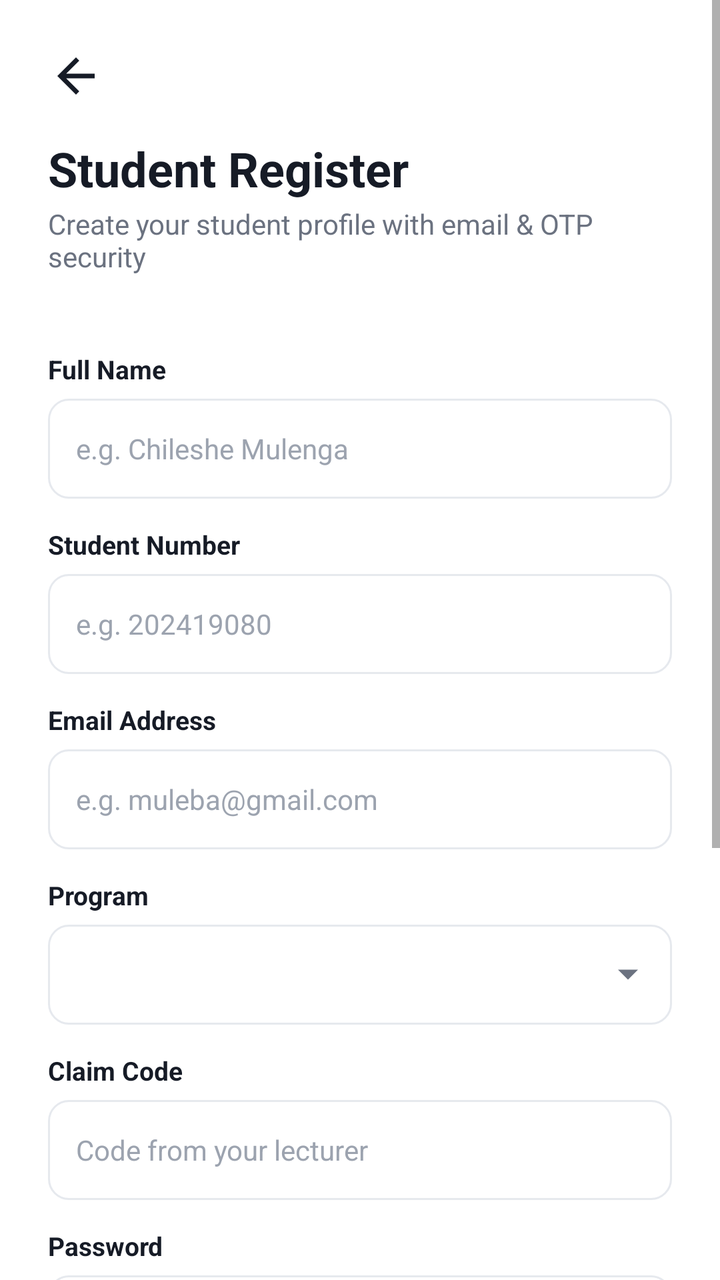
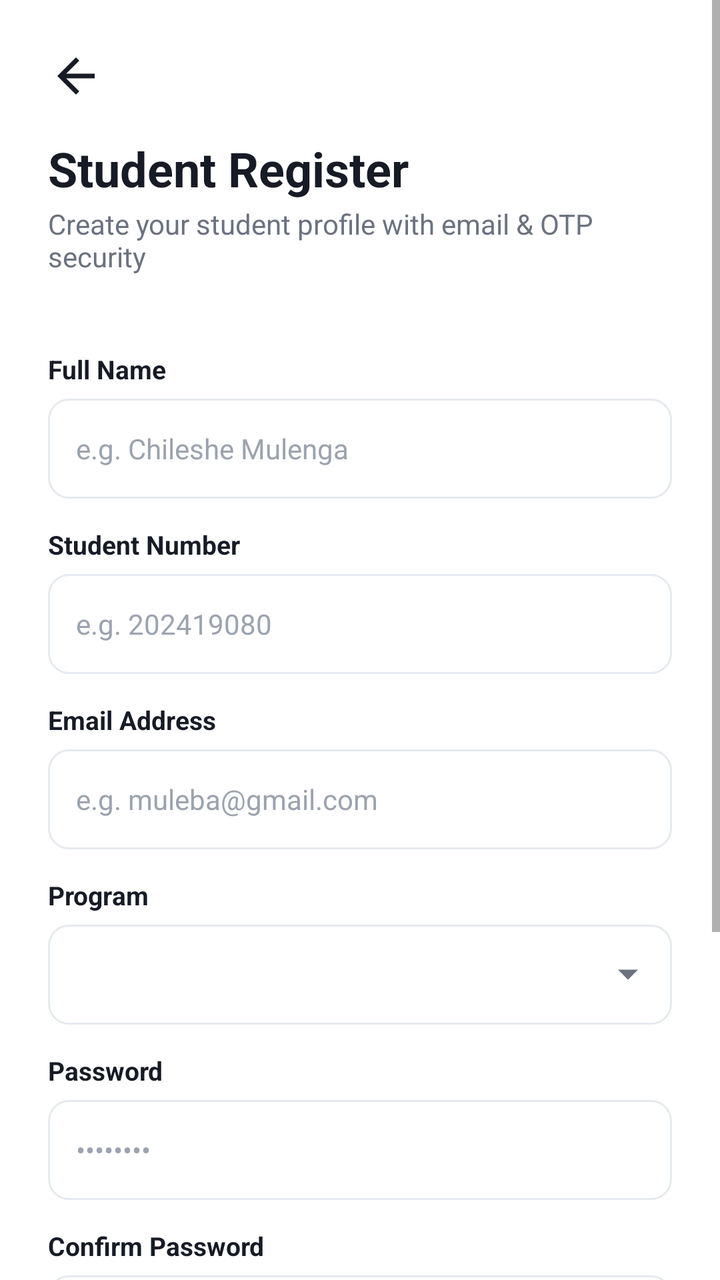

Before-and-after screenshots of an Android layout around one commit, followed by the original layout XML and the change that was made.
<!-- AndroidManifest.xml: application theme Theme.CampusApp -->
<!-- res/layout/activity_student_register.xml -->
<?xml version="1.0" encoding="utf-8"?>
<ScrollView xmlns:android="http://schemas.android.com/apk/res/android"
    xmlns:app="http://schemas.android.com/apk/res-auto"
    android:layout_width="match_parent"
    android:layout_height="match_parent"
    android:background="@color/white">

    <LinearLayout
        android:layout_width="match_parent"
        android:layout_height="wrap_content"
        android:orientation="vertical"
        android:padding="24dp">

        <ImageView
            android:id="@+id/btnBack"
            android:layout_width="28dp"
            android:layout_height="28dp"
            android:src="@drawable/ic_back"
            app:tint="@color/text_dark"
            android:layout_marginBottom="16dp"/>

        <TextView
            android:layout_width="wrap_content"
            android:layout_height="wrap_content"
            android:text="Student Register"
            android:textColor="@color/text_dark"
            android:textSize="24sp"
            android:textStyle="bold"/>

        <TextView
            android:layout_width="wrap_content"
            android:layout_height="wrap_content"
            android:layout_marginTop="2dp"
            android:layout_marginBottom="24dp"
            android:text="Create your student profile with email &amp; OTP security"
            android:textColor="@color/text_gray"
            android:textSize="14sp"/>

        <TextView style="@style/InputLabel" android:text="Full Name"/>
        <EditText android:id="@+id/etFullName" style="@style/InputField"
            android:hint="e.g. Chileshe Mulenga" android:inputType="textPersonName|textCapWords"/>

        <TextView style="@style/InputLabel" android:text="Student Number"/>
        <EditText android:id="@+id/etStudentNumber" style="@style/InputField"
            android:hint="e.g. 202419080" android:inputType="number"/>

        <TextView style="@style/InputLabel" android:text="Email Address"/>
        <EditText android:id="@+id/etEmail" style="@style/InputField"
            android:hint="e.g. muleba@gmail.com" android:inputType="textEmailAddress"/>

        <TextView style="@style/InputLabel" android:text="Program"/>
        <include layout="@layout/view_program_spinner"/>

        <TextView style="@style/InputLabel" android:text="Claim Code"/>
        <EditText android:id="@+id/etClaimCode" style="@style/InputField"
            android:hint="Code from your lecturer" android:inputType="textCapCharacters"/>

        <TextView style="@style/InputLabel" android:text="Password"/>
        <EditText android:id="@+id/etPassword" style="@style/InputField"
            android:hint="••••••••" android:inputType="textPassword"/>

        <TextView style="@style/InputLabel" android:text="Confirm Password"/>
        <EditText android:id="@+id/etConfirmPassword" style="@style/InputField"
            android:hint="••••••••" android:inputType="textPassword"/>

        <Button
            android:id="@+id/btnCreateAccount"
            android:layout_width="match_parent"
            android:layout_height="52dp"
            android:layout_marginTop="16dp"
            android:background="@drawable/bg_button_blue"
            android:backgroundTint="@null"
            app:backgroundTint="@null"
            android:text="Create account"
            android:textAllCaps="false"
            android:textColor="@color/white"
            android:textStyle="bold"
            android:elevation="0dp"/>

        <Button
            android:id="@+id/btnSaveDraft"
            android:layout_width="match_parent"
            android:layout_height="52dp"
            android:layout_marginTop="10dp"
            android:background="@drawable/bg_button_outline"
            android:text="Save draft"
            android:textAllCaps="false"
            android:textColor="@color/text_dark"
            android:elevation="0dp"/>

        <TextView
            android:id="@+id/tvLogin"
            android:layout_width="wrap_content"
            android:layout_height="wrap_content"
            android:layout_gravity="center_horizontal"
            android:layout_marginTop="18dp"
            android:text="Already registered? Log in"
            android:textColor="@color/primary_blue"
            android:textSize="14sp"/>

    </LinearLayout>
</ScrollView>
<!-- res/layout/view_program_spinner.xml (included above) -->
<?xml version="1.0" encoding="utf-8"?>
<FrameLayout xmlns:android="http://schemas.android.com/apk/res/android"
    android:layout_width="match_parent"
    android:layout_height="50dp"
    android:background="@drawable/bg_input">

    <Spinner
        android:id="@+id/spProgram"
        android:layout_width="match_parent"
        android:layout_height="match_parent"
        android:background="@android:color/transparent"
        android:paddingStart="6dp"
        android:paddingEnd="36dp"
        android:spinnerMode="dropdown"/>

    <ImageView
        android:layout_width="20dp"
        android:layout_height="20dp"
        android:layout_gravity="end|center_vertical"
        android:layout_marginEnd="12dp"
        android:src="@drawable/ic_arrow_down"
        android:importantForAccessibility="no"/>

</FrameLayout>
<!-- resources referenced by this layout -->
<resources>
  <color name="primary_blue">#12469E</color>
  <color name="text_dark">#161B26</color>
  <color name="text_gray">#6B7280</color>
  <color name="white">#FFFFFF</color>
  <!-- drawable bg_button_blue (drawable) -->
  <?xml version="1.0" encoding="utf-8"?>
  <shape xmlns:android="http://schemas.android.com/apk/res/android" android:shape="rectangle">
      <solid android:color="@color/primary_blue" />
      <corners android:radius="14dp" />
  </shape>
  <!-- drawable bg_button_outline (drawable) -->
  <?xml version="1.0" encoding="utf-8"?>
  <shape xmlns:android="http://schemas.android.com/apk/res/android" android:shape="rectangle">
      <solid android:color="@color/white" />
      <stroke android:width="1dp" android:color="@color/divider" />
      <corners android:radius="12dp" />
  </shape>
  <!-- drawable bg_input (drawable) -->
  <?xml version="1.0" encoding="utf-8"?>
  <shape xmlns:android="http://schemas.android.com/apk/res/android" android:shape="rectangle">
      <solid android:color="@color/white" />
      <stroke android:width="1dp" android:color="@color/divider" />
      <corners android:radius="10dp" />
  </shape>
  <!-- drawable ic_arrow_down (drawable) -->
  <vector xmlns:android="http://schemas.android.com/apk/res/android"
      android:width="20dp" android:height="20dp" android:viewportWidth="24" android:viewportHeight="24">
      <path android:fillColor="@color/text_gray"
          android:pathData="M6,9 L12,15 L18,9 Z"/>
  </vector>
  <!-- drawable ic_back (drawable) -->
  <vector xmlns:android="http://schemas.android.com/apk/res/android"
      android:width="24dp" android:height="24dp" android:viewportWidth="24" android:viewportHeight="24">
      <path android:fillColor="@android:color/white"
          android:pathData="M20,11 L7.8,11 L13.4,5.4 L12,4 L4,12 L12,20 L13.4,18.6 L7.8,13 L20,13 Z"/>
  </vector>
  <style name="InputField">
          <item name="android:layout_width">match_parent</item>
          <item name="android:layout_height">50dp</item>
          <item name="android:background">@drawable/bg_input</item>
          <item name="android:paddingLeft">14dp</item>
          <item name="android:paddingRight">14dp</item>
          <item name="android:textSize">14sp</item>
          <item name="android:textColor">@color/text_dark</item>
          <item name="android:textColorHint">@color/text_gray_light</item>
      </style>
  <style name="InputLabel">
          <item name="android:layout_width">wrap_content</item>
          <item name="android:layout_height">wrap_content</item>
          <item name="android:layout_marginTop">14dp</item>
          <item name="android:layout_marginBottom">6dp</item>
          <item name="android:textSize">13sp</item>
          <item name="android:textColor">@color/text_dark</item>
          <item name="android:textStyle">bold</item>
      </style>
  <style name="Theme.CampusApp" parent="Theme.MaterialComponents.Light.NoActionBar">
          <item name="colorPrimary">@color/primary_blue</item>
          <item name="colorPrimaryDark">@color/navy_dark</item>
          <item name="colorAccent">@color/primary_red</item>
          <item name="android:windowBackground">@color/background</item>
          <item name="android:statusBarColor">@color/navy_dark</item>
      </style>
  <color name="divider">#E6E9EE</color>
  <color name="text_gray_light">#9CA3AF</color>
  <color name="navy_dark">#0B2A4A</color>
  <color name="primary_red">#C31432</color>
  <color name="background">#F3F5F8</color>
</resources>

<!-- the commit's change to res/layout/activity_student_register.xml (unified diff, before → after) -->
@@ -50,10 +50,6 @@
 
         <TextView style="@style/InputLabel" android:text="Program"/>
         <include layout="@layout/view_program_spinner"/>
-
-        <TextView style="@style/InputLabel" android:text="Claim Code"/>
-        <EditText android:id="@+id/etClaimCode" style="@style/InputField"
-            android:hint="Code from your lecturer" android:inputType="textCapCharacters"/>
 
         <TextView style="@style/InputLabel" android:text="Password"/>
         <EditText android:id="@+id/etPassword" style="@style/InputField"
